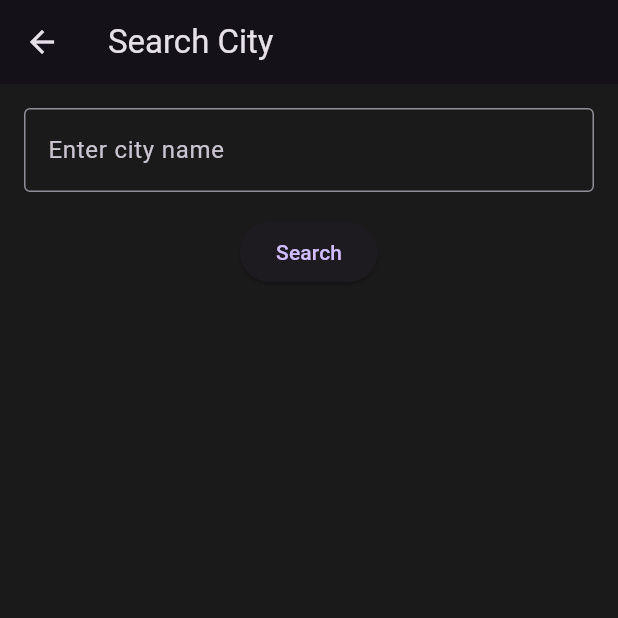
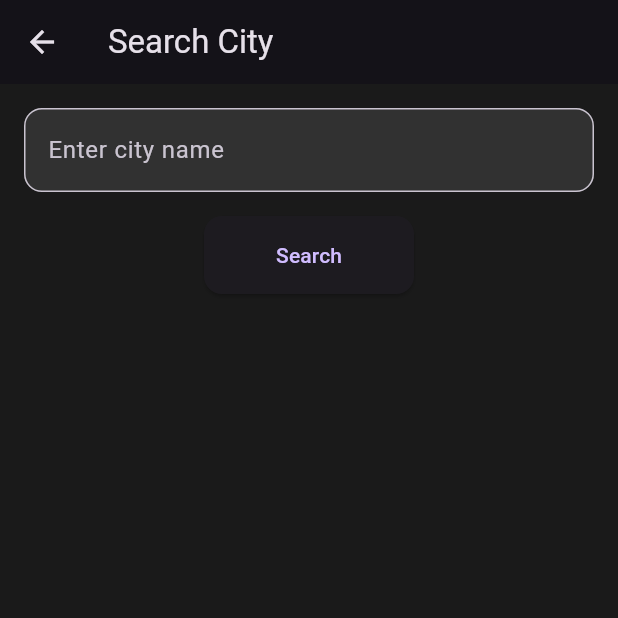
Before and after one commit to suvojeet-sengupta/Family-Message, a Flutter app: the screen it shows after launch, after a tap on the "search" icon, on a phone screen of 412 x 824 dp, the top half of it. Run offline on Flutter 3.47's test engine with Material 3 defaults, Android fonts, the phone set to English and light mode, and no system bars; drawn by our look-alikes of flutter_animate; our stand-ins replace geocoding, geolocator, shared_preferences, sqflite; accounts and stored records are empty.

Commit message:
feat: Enhance search screen with recent searches and improved UI

```diff
--- a/lib/screens/search_screen.dart
+++ b/lib/screens/search_screen.dart
@@ -1,4 +1,6 @@
 import 'package:flutter/material.dart';
+import 'package:shared_preferences/shared_preferences.dart';
+import 'package:flutter_animate/flutter_animate.dart';
 
 class SearchScreen extends StatefulWidget {
   const SearchScreen({super.key});
@@ -9,6 +11,32 @@ class SearchScreen extends StatefulWidget {
 
 class _SearchScreenState extends State<SearchScreen> {
   final TextEditingController _cityController = TextEditingController();
+  List<String> _recentSearches = [];
+
+  @override
+  void initState() {
+    super.initState();
+    _loadRecentSearches();
+  }
+
+  Future<void> _loadRecentSearches() async {
+    final prefs = await SharedPreferences.getInstance();
+    setState(() {
+      _recentSearches = prefs.getStringList('recentSearches') ?? [];
+    });
+  }
+
+  Future<void> _saveSearch(String city) async {
+    final prefs = await SharedPreferences.getInstance();
+    if (!_recentSearches.contains(city)) {
+      _recentSearches.insert(0, city);
+      if (_recentSearches.length > 5) {
+        _recentSearches.removeLast();
+      }
+      await prefs.setStringList('recentSearches', _recentSearches);
+      setState(() {});
+    }
+  }
 
   @override
   Widget build(BuildContext context) {
@@ -22,21 +50,71 @@ class _SearchScreenState extends State<SearchScreen> {
           children: [
             TextField(
               controller: _cityController,
-              decoration: const InputDecoration(
+              decoration: InputDecoration(
                 labelText: 'Enter city name',
-                border: OutlineInputBorder(),
+                border: OutlineInputBorder(
+                  borderRadius: BorderRadius.circular(12),
+                ),
+                filled: true,
+                fillColor: Colors.white.withOpacity(0.1),
               ),
-            ),
+              onSubmitted: (value) {
+                _handleSearch();
+              },
+            ).animate().fade(duration: 300.ms).slideX(),
             const SizedBox(height: 16),
             ElevatedButton(
-              onPressed: () {
-                Navigator.pop(context, _cityController.text);
-              },
+              onPressed: _handleSearch,
+              style: ElevatedButton.styleFrom(
+                padding: const EdgeInsets.symmetric(horizontal: 48, vertical: 16),
+                shape: RoundedRectangleBorder(
+                  borderRadius: BorderRadius.circular(12),
+                ),
+              ),
               child: const Text('Search'),
-            ),
+            ).animate().fade(duration: 300.ms).slideX(delay: 100.ms),
+            const SizedBox(height: 32),
+            if (_recentSearches.isNotEmpty)
+              Expanded(
+                child: Column(
+                  crossAxisAlignment: CrossAxisAlignment.start,
+                  children: [
+                    const Text(
+                      'Recent Searches',
+                      style: TextStyle(fontSize: 18, fontWeight: FontWeight.bold),
+                    ),
+                    const SizedBox(height: 16),
+                    Expanded(
+                      child: ListView.builder(
+                        itemCount: _recentSearches.length,
+                        itemBuilder: (context, index) {
+                          final city = _recentSearches[index];
+                          return Card(
+                            color: Colors.white.withOpacity(0.1),
+                            margin: const EdgeInsets.symmetric(vertical: 4),
+                            child: ListTile(
+                              title: Text(city),
+                              onTap: () {
+                                Navigator.pop(context, city);
+                              },
+                            ),
+                          ).animate().fade(duration: 300.ms).slideY(delay: (100 * index).ms);
+                        },
+                      ),
+                    ),
+                  ],
+                ),
+              ),
           ],
         ),
       ),
     );
   }
+
+  void _handleSearch() {
+    if (_cityController.text.isNotEmpty) {
+      _saveSearch(_cityController.text);
+      Navigator.pop(context, _cityController.text);
+    }
+  }
 }
--- a/pubspec.yaml
+++ b/pubspec.yaml
@@ -37,6 +37,7 @@ dependencies:
   sqflite: ^2.3.3
   path_provider: ^2.1.3
   flutter_animate: ^4.5.2
+  shared_preferences: ^2.5.3
 
   # The following adds the Cupertino Icons font to your application.
   # Use with the CupertinoIcons class for iOS style icons.
```
